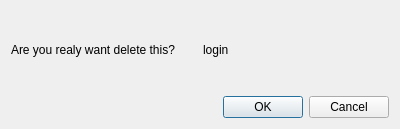
This is source/windows/model/account/accountdeletewindow.ui in Who-are-me/term_paper_2022 as Qt 5 draws it before an edit. The edited form follows.
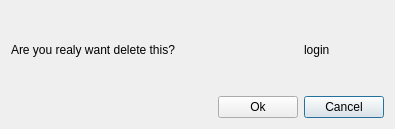
This is the edited form.

What changed in the file:
```diff
--- a/source/windows/model/account/accountdeletewindow.ui
+++ b/source/windows/model/account/accountdeletewindow.ui
@@ -6,7 +6,7 @@
    <rect>
     <x>0</x>
     <y>0</y>
-    <width>400</width>
+    <width>395</width>
     <height>129</height>
    </rect>
   </property>
@@ -14,24 +14,7 @@
    <string>Dialog</string>
   </property>
   <layout class="QGridLayout" name="gridLayout">
-   <item row="3" column="0" colspan="2">
-    <widget class="QDialogButtonBox" name="bb">
-     <property name="orientation">
-      <enum>Qt::Horizontal</enum>
-     </property>
-     <property name="standardButtons">
-      <set>QDialogButtonBox::Cancel|QDialogButtonBox::Ok</set>
-     </property>
-    </widget>
-   </item>
-   <item row="1" column="0">
-    <widget class="QLabel" name="l_text">
-     <property name="text">
-      <string>Are you realy want delete this?</string>
-     </property>
-    </widget>
-   </item>
-   <item row="2" column="1">
+   <item row="2" column="2">
     <spacer name="verticalSpacer">
      <property name="orientation">
       <enum>Qt::Vertical</enum>
@@ -44,26 +27,60 @@
      </property>
     </spacer>
    </item>
-   <item row="0" column="1">
-    <spacer name="verticalSpacer_2">
-     <property name="orientation">
-      <enum>Qt::Vertical</enum>
-     </property>
-     <property name="sizeHint" stdset="0">
-      <size>
-       <width>20</width>
-       <height>40</height>
-      </size>
-     </property>
-    </spacer>
-   </item>
-   <item row="1" column="1">
+   <item row="1" column="2">
     <widget class="QLabel" name="l_login">
      <property name="text">
       <string>login</string>
      </property>
     </widget>
    </item>
+   <item row="3" column="2">
+    <widget class="QPushButton" name="btn_cancel">
+     <property name="text">
+      <string>Cancel</string>
+     </property>
+    </widget>
+   </item>
+   <item row="0" column="2">
+    <spacer name="verticalSpacer_2">
+     <property name="orientation">
+      <enum>Qt::Vertical</enum>
+     </property>
+     <property name="sizeHint" stdset="0">
+      <size>
+       <width>20</width>
+       <height>40</height>
+      </size>
+     </property>
+    </spacer>
+   </item>
+   <item row="3" column="1">
+    <widget class="QPushButton" name="btn_ok">
+     <property name="text">
+      <string>Ok</string>
+     </property>
+    </widget>
+   </item>
+   <item row="3" column="0">
+    <spacer name="horizontalSpacer">
+     <property name="orientation">
+      <enum>Qt::Horizontal</enum>
+     </property>
+     <property name="sizeHint" stdset="0">
+      <size>
+       <width>40</width>
+       <height>20</height>
+      </size>
+     </property>
+    </spacer>
+   </item>
+   <item row="1" column="0" colspan="2">
+    <widget class="QLabel" name="l_text">
+     <property name="text">
+      <string>Are you realy want delete this?</string>
+     </property>
+    </widget>
+   </item>
   </layout>
  </widget>
  <resources/>
```
Left out of the diff: 35 changed lines with no effect on the pictures.
